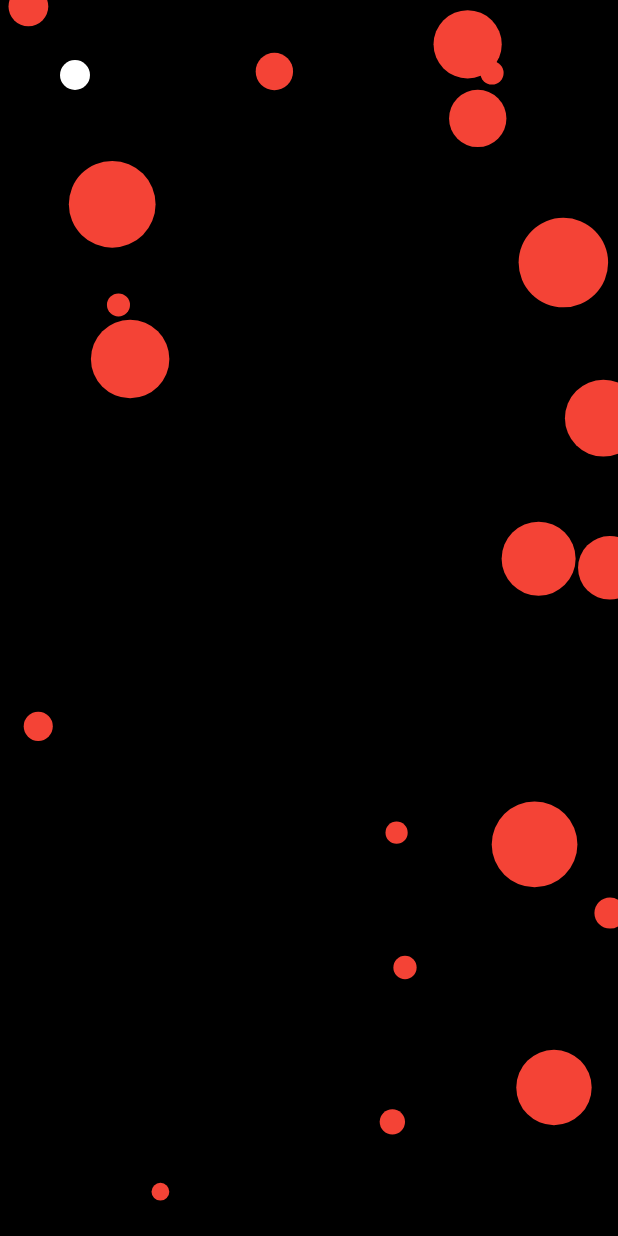
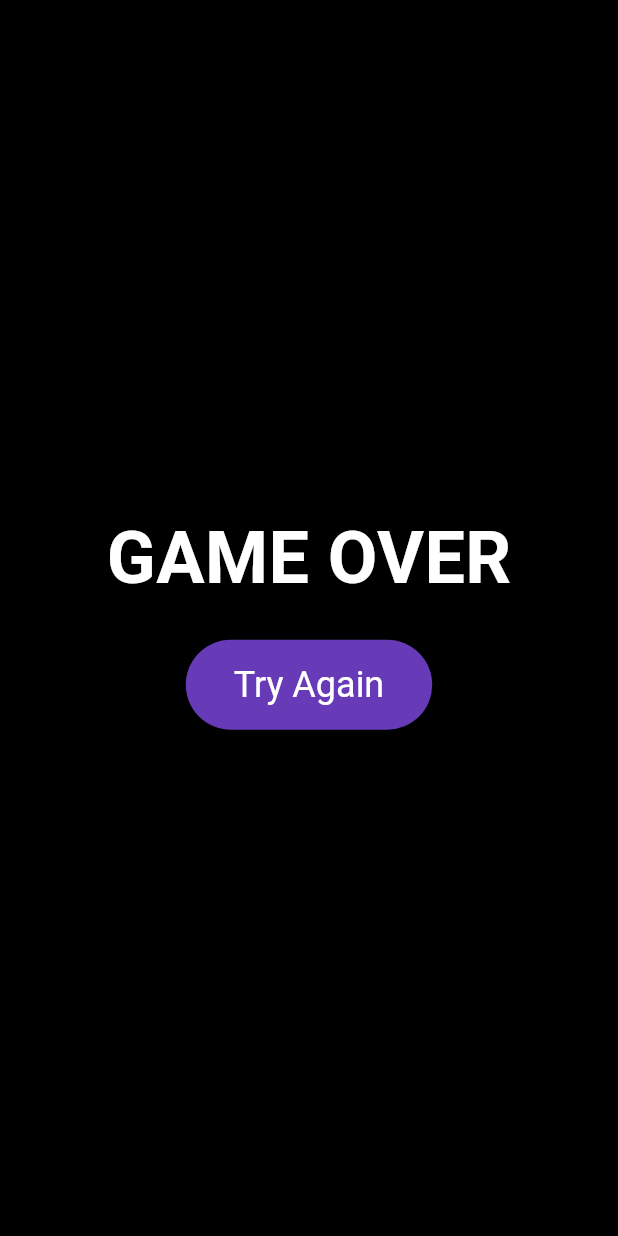
Before and after one commit to Drabu/asteroids, a Flutter app: the screen it shows after launch, on a phone screen of 412 x 824 dp. Run offline on Flutter 3.47's test engine with Material 3 defaults, Android fonts, the light colour scheme and no system bars.

Commit message:
fix(color): Fixed text color for try again

```diff
--- a/lib/main.dart
+++ b/lib/main.dart
@@ -45,6 +45,7 @@
   final List<Particle> _particles = [];
   bool _particlesGenerated = false;
   Timer? _timer;
+  bool _gameOver = false;
 
   @override
   void didChangeDependencies() {
@@ -103,7 +104,24 @@
           particle.velocity =
               Offset(particle.velocity.dx, -particle.velocity.dy);
         }
+
+        // Check for collision with player
+        if ((particle.position - _mousePosition).distance <
+            particle.size + 10.0) {
+          _gameOver = true;
+          _timer?.cancel();
         }
+      }
+    });
+  }
+
+  void _resetGame() {
+    setState(() {
+      _mousePosition = Offset(50, 50);
+      _particles.clear();
+      _particlesGenerated = false;
+      _gameOver = false;
+      didChangeDependencies();
     });
   }
 
@@ -116,15 +134,55 @@
   @override
   Widget build(BuildContext context) {
     return Scaffold(
-      body: Container(
+      body: Stack(
+        children: [
+          Container(
             color: Colors.black, // Set background color to black
             child: MouseRegion(
               onHover: _updateMousePosition,
               child: CustomPaint(
-            painter: BallPainter(_mousePosition, _particles),
+                painter: BallPainter(_mousePosition, _particles, _gameOver),
                 child: Container(),
               ),
             ),
+          ),
+          if (_gameOver)
+            Container(
+              color: Colors.black, // Make the background completely black
+              child: Center(
+                child: Column(
+                  mainAxisSize: MainAxisSize.min,
+                  children: [
+                    const Text(
+                      'GAME OVER',
+                      style: TextStyle(
+                        color: Colors.white,
+                        fontSize: 48,
+                        fontWeight: FontWeight.bold,
+                      ),
+                    ),
+                    const SizedBox(height: 20),
+                    ElevatedButton(
+                      style: ElevatedButton.styleFrom(
+                        backgroundColor: Colors.deepPurple,
+                        padding: const EdgeInsets.symmetric(
+                          horizontal: 32,
+                          vertical: 16,
+                        ),
+                        textStyle: const TextStyle(
+                          fontSize: 24,
+                        ),
+                        foregroundColor:
+                            Colors.white, // Set text color to white
+                      ),
+                      onPressed: _resetGame,
+                      child: const Text('Try Again'),
+                    ),
+                  ],
+                ),
+              ),
+            ),
+        ],
       ),
     );
   }
@@ -141,11 +199,13 @@
 class BallPainter extends CustomPainter {
   final Offset position;
   final List<Particle> particles;
+  final bool gameOver;
 
-  BallPainter(this.position, this.particles);
+  BallPainter(this.position, this.particles, this.gameOver);
 
   @override
   void paint(Canvas canvas, Size size) {
+    if (!gameOver) {
       final ballPaint = Paint()
         ..color = Colors.white
         ..style = PaintingStyle.fill;
@@ -162,6 +222,7 @@
       // Draw tracking ball
       canvas.drawCircle(position, 10.0, ballPaint);
     }
+  }
 
   @override
   bool shouldRepaint(covariant CustomPainter oldDelegate) {
```
Lines whose indentation alone changed are shown as unchanged.
